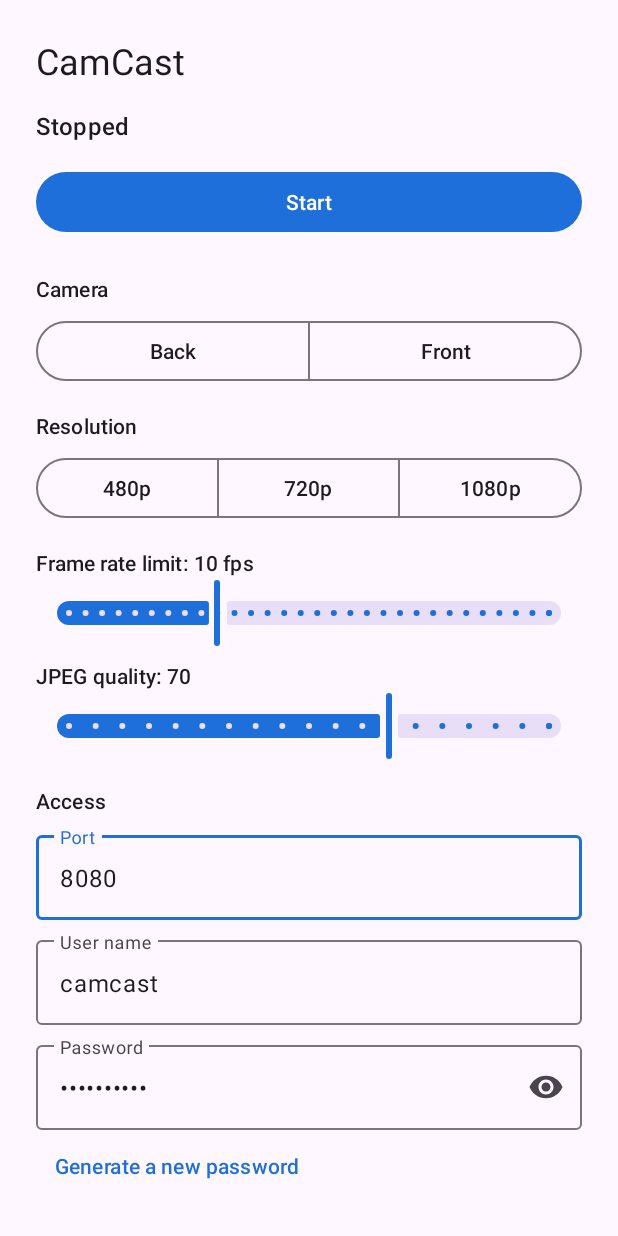
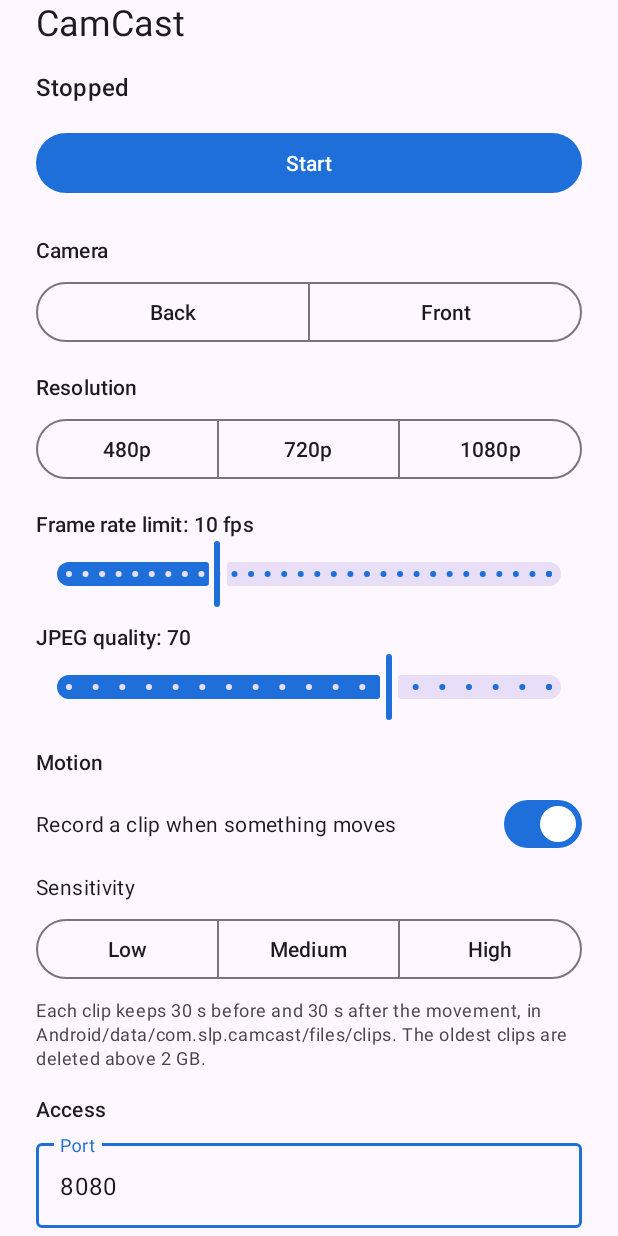
Before and after one commit to sl-ee-p/camcast, an Android app: the screen it shows after launch (MainActivity), on a phone screen of 412 x 824 dp. Run offline under Robolectric (Android 15) with nearby library versions, the phone set to English and light mode, and no system bars; pictures from the network do not load.

Commit message:
Motion clips C9: detector + recorder in the camera pipeline, settings, API (0.6.0)
- CameraSession computes the luma grid from the Y plane and hands frames to MotionPipeline;
  a motion failure is logged and never stops the stream.
- Settings: 'Record a clip when something moves' (on) and sensitivity low/medium/high,
  EN/IT; the app shows the last movement time and whether a clip is being written.
- Clips in /sdcard/Android/data/com.slp.camcast/files/clips; the last clip is closed on Stop.
- Endpoints behind the same auth: /events.json, /clips/<id>.jpg, /clips/<id>.mjpeg
  (download), /clips/<id>/play (replay at the original pace).
- ClipStore caches its list.
Verified: emulator (moving scene) clip 58.6 s / 588 frames, thumbnail, download read by
ffprobe, replay at 9.9 fps; Redmi: a person walking past recorded with 30 s before/after,
no false clip in ~10 min of a still dim scene. 107 tests.

Co-Authored-By: Claude Opus 5.5 <noreply@anthropic.com>

```diff
--- a/app/build.gradle.kts
+++ b/app/build.gradle.kts
@@ -11,8 +11,8 @@ android {
         // 26: adaptive icons, notification channels. The Redmi runs Android 11 (API 30).
         minSdk = 26
         targetSdk = 36
-        versionCode = 6
-        versionName = "0.5.1"
+        versionCode = 7
+        versionName = "0.6.0"
     }
 
     buildTypes {
--- a/app/src/main/java/com/slp/camcast/MainActivity.kt
+++ b/app/src/main/java/com/slp/camcast/MainActivity.kt
@@ -31,6 +31,7 @@ import com.google.android.material.textfield.TextInputLayout
 import com.slp.camcast.camera.CameraFacing
 import com.slp.camcast.camera.StreamConfig
 import com.slp.camcast.camera.StreamResolution
+import com.slp.camcast.motion.MotionSensitivity
 import com.slp.camcast.service.StreamController
 import com.slp.camcast.service.StreamState
 import com.slp.camcast.settings.AppSettings
@@ -46,6 +47,9 @@ class MainActivity : AppCompatActivity() {
     private lateinit var status: TextView
     private lateinit var endpoint: TextView
     private lateinit var stats: TextView
+    private lateinit var motionStatus: TextView
+    private lateinit var motionClips: MaterialSwitch
+    private lateinit var sensitivity: MaterialButtonToggleGroup
     private lateinit var startStop: MaterialButton
     private lateinit var facing: MaterialButtonToggleGroup
     private lateinit var resolution: MaterialButtonToggleGroup
@@ -137,6 +141,9 @@ class MainActivity : AppCompatActivity() {
         status = findViewById(R.id.status)
         endpoint = findViewById(R.id.endpoint)
         stats = findViewById(R.id.stats)
+        motionStatus = findViewById(R.id.motionStatus)
+        motionClips = findViewById(R.id.motionClips)
+        sensitivity = findViewById(R.id.sensitivity)
         startStop = findViewById(R.id.startStop)
         facing = findViewById(R.id.facing)
         resolution = findViewById(R.id.resolution)
@@ -176,6 +183,14 @@ class MainActivity : AppCompatActivity() {
         username.setText(s.username)
         password.setText(s.password)
         startOnBoot.isChecked = s.startOnBoot
+        motionClips.isChecked = s.motionClips
+        sensitivity.check(
+            when (s.motionSensitivity) {
+                MotionSensitivity.LOW -> R.id.sensitivityLow
+                MotionSensitivity.MEDIUM -> R.id.sensitivityMedium
+                MotionSensitivity.HIGH -> R.id.sensitivityHigh
+            },
+        )
     }
 
     private fun readForm() = AppSettings(
@@ -193,19 +208,28 @@ class MainActivity : AppCompatActivity() {
         username = username.text?.toString().orEmpty(),
         password = password.text?.toString().orEmpty(),
         startOnBoot = startOnBoot.isChecked,
+        motionClips = motionClips.isChecked,
+        motionSensitivity = when (sensitivity.checkedButtonId) {
+            R.id.sensitivityLow -> MotionSensitivity.LOW
+            R.id.sensitivityHigh -> MotionSensitivity.HIGH
+            else -> MotionSensitivity.MEDIUM
+        },
     )
 
     private fun render(s: StreamState) {
         state = s
         val editable = !s.busy
-        listOf(facingBack(), facingFront(), res(R.id.res480), res(R.id.res720), res(R.id.res1080), fps, quality, port, username, password, newPassword)
-            .forEach { it.isEnabled = editable && loaded }
+        listOf(
+            facingBack(), facingFront(), res(R.id.res480), res(R.id.res720), res(R.id.res1080), fps, quality, port, username,
+            password, newPassword, motionClips, res(R.id.sensitivityLow), res(R.id.sensitivityMedium), res(R.id.sensitivityHigh),
+        ).forEach { it.isEnabled = editable && loaded }
         passwordLayout.isEnabled = editable && loaded
         startOnBoot.isEnabled = loaded
         startStop.isEnabled = loaded
         startStop.setText(if (editable) R.string.action_start else R.string.action_stop)
         endpoint.visibility = View.GONE
         stats.visibility = View.GONE
+        motionStatus.visibility = View.GONE
         when (s) {
             StreamState.Stopped -> status.setText(R.string.status_stopped)
             StreamState.Starting -> status.setText(R.string.status_starting)
@@ -228,6 +252,13 @@ class MainActivity : AppCompatActivity() {
                     )
                 }
                 stats.visibility = View.VISIBLE
+                if (s.frames > 0 && readForm().motionClips) {
+                    motionStatus.text = s.lastMotionMillis?.let { at ->
+                        val time = java.text.DateFormat.getTimeInstance(java.text.DateFormat.MEDIUM).format(java.util.Date(at))
+                        getString(if (s.recording) R.string.motion_last_recording else R.string.motion_last, time)
+                    } ?: getString(R.string.motion_none)
+                    motionStatus.visibility = View.VISIBLE
+                }
             }
         }
     }
--- a/app/src/main/java/com/slp/camcast/service/StreamState.kt
+++ b/app/src/main/java/com/slp/camcast/service/StreamState.kt
@@ -23,6 +23,9 @@ sealed interface StreamState {
         val fps: Double,
         val width: Int,
         val height: Int,
+        /** When movement was last seen (null: none yet, or detection off), and whether a clip is being written. */
+        val lastMotionMillis: Long? = null,
+        val recording: Boolean = false,
     ) : StreamState {
         val videoUrl get() = "http://$host:$port/video"
     }
--- a/app/src/main/java/com/slp/camcast/settings/AppSettings.kt
+++ b/app/src/main/java/com/slp/camcast/settings/AppSettings.kt
@@ -1,6 +1,7 @@
 package com.slp.camcast.settings
 
 import com.slp.camcast.camera.StreamConfig
+import com.slp.camcast.motion.MotionSensitivity
 import java.security.SecureRandom
 
 /** Everything the user can configure. The service reads one snapshot when it starts. */
@@ -10,6 +11,9 @@ data class AppSettings(
     val username: String = DEFAULT_USERNAME,
     val password: String = "",
     val startOnBoot: Boolean = false,
+    /** Record a clip (30 s before and after) when something moves. */
+    val motionClips: Boolean = true,
+    val motionSensitivity: MotionSensitivity = MotionSensitivity.MEDIUM,
 ) {
     companion object {
         const val DEFAULT_PORT = 8080
--- a/app/src/main/java/com/slp/camcast/settings/SettingsStore.kt
+++ b/app/src/main/java/com/slp/camcast/settings/SettingsStore.kt
@@ -11,6 +11,7 @@ import androidx.datastore.preferences.preferencesDataStore
 import com.slp.camcast.camera.CameraFacing
 import com.slp.camcast.camera.StreamConfig
 import com.slp.camcast.camera.StreamResolution
+import com.slp.camcast.motion.MotionSensitivity
 import kotlinx.coroutines.flow.first
 
 private val Context.settingsDataStore: DataStore<Preferences> by preferencesDataStore("settings")
@@ -42,6 +43,8 @@ class SettingsStore(private val dataStore: DataStore<Preferences>) {
             it[USERNAME] = settings.username
             it[PASSWORD] = settings.password
             it[START_ON_BOOT] = settings.startOnBoot
+            it[MOTION_CLIPS] = settings.motionClips
+            it[MOTION_SENSITIVITY] = settings.motionSensitivity.name
         }
     }
 
@@ -71,6 +74,8 @@ class SettingsStore(private val dataStore: DataStore<Preferences>) {
             username = p[USERNAME]?.takeIf { it.isNotEmpty() } ?: AppSettings.DEFAULT_USERNAME,
             password = p[PASSWORD].orEmpty(),
             startOnBoot = p[START_ON_BOOT] ?: false,
+            motionClips = p[MOTION_CLIPS] ?: true,
+            motionSensitivity = enumOrDefault(p[MOTION_SENSITIVITY], MotionSensitivity.MEDIUM),
         )
     }
 
@@ -87,5 +92,7 @@ class SettingsStore(private val dataStore: DataStore<Preferences>) {
         val PASSWORD = stringPreferencesKey("password")
         val START_ON_BOOT = booleanPreferencesKey("start_on_boot")
         val STREAM_WANTED = booleanPreferencesKey("stream_wanted")
+        val MOTION_CLIPS = booleanPreferencesKey("motion_clips")
+        val MOTION_SENSITIVITY = stringPreferencesKey("motion_sensitivity")
     }
 }
--- a/app/src/main/res/layout/activity_main.xml
+++ b/app/src/main/res/layout/activity_main.xml
@@ -38,6 +38,14 @@
 
         <TextView
             android:id="@+id/stats"
+            style="@style/TextAppearance.Material3.BodyMedium"
+            android:layout_width="match_parent"
+            android:layout_height="wrap_content"
+            android:layout_marginTop="4dp"
+            android:visibility="gone" />
+
+        <TextView
+            android:id="@+id/motionStatus"
             style="@style/TextAppearance.Material3.BodyMedium"
             android:layout_width="match_parent"
             android:layout_height="wrap_content"
@@ -166,6 +174,67 @@
             android:layout_width="match_parent"
             android:layout_height="wrap_content"
             android:layout_marginTop="16dp"
+            android:text="@string/section_motion" />
+
+        <com.google.android.material.materialswitch.MaterialSwitch
+            android:id="@+id/motionClips"
+            android:layout_width="match_parent"
+            android:layout_height="wrap_content"
+            android:layout_marginTop="8dp"
+            android:text="@string/field_motion_clips" />
+
+        <TextView
+            style="@style/TextAppearance.Material3.BodyMedium"
+            android:layout_width="match_parent"
+            android:layout_height="wrap_content"
+            android:layout_marginTop="8dp"
+            android:text="@string/motion_sensitivity" />
+
+        <com.google.android.material.button.MaterialButtonToggleGroup
+            android:id="@+id/sensitivity"
+            android:layout_width="match_parent"
+            android:layout_height="wrap_content"
+            android:layout_marginTop="8dp"
+            app:selectionRequired="true"
+            app:singleSelection="true">
+
+            <Button
+                android:id="@+id/sensitivityLow"
+                style="@style/Widget.CamCast.ToggleButton"
+                android:layout_width="0dp"
+                android:layout_height="wrap_content"
+                android:layout_weight="1"
+                android:text="@string/motion_low" />
+
+            <Button
+                android:id="@+id/sensitivityMedium"
+                style="@style/Widget.CamCast.ToggleButton"
+                android:layout_width="0dp"
+                android:layout_height="wrap_content"
+                android:layout_weight="1"
+                android:text="@string/motion_medium" />
+
+            <Button
+                android:id="@+id/sensitivityHigh"
+                style="@style/Widget.CamCast.ToggleButton"
+                android:layout_width="0dp"
+                android:layout_height="wrap_content"
+                android:layout_weight="1"
+                android:text="@string/motion_high" />
+        </com.google.android.material.button.MaterialButtonToggleGroup>
+
+        <TextView
+            style="@style/TextAppearance.Material3.BodySmall"
+            android:layout_width="match_parent"
+            android:layout_height="wrap_content"
+            android:layout_marginTop="8dp"
+            android:text="@string/motion_hint" />
+
+        <TextView
+            style="@style/TextAppearance.Material3.TitleSmall"
+            android:layout_width="match_parent"
+            android:layout_height="wrap_content"
+            android:layout_marginTop="16dp"
             android:text="@string/section_access" />
 
         <com.google.android.material.textfield.TextInputLayout
--- a/app/src/main/res/values/strings.xml
+++ b/app/src/main/res/values/strings.xml
@@ -28,6 +28,16 @@
     <string name="fps_description">Frame rate limit</string>
     <string name="quality_label">JPEG quality: %1$d</string>
     <string name="quality_description">JPEG quality</string>
+    <string name="section_motion">Motion</string>
+    <string name="field_motion_clips">Record a clip when something moves</string>
+    <string name="motion_sensitivity">Sensitivity</string>
+    <string name="motion_low">Low</string>
+    <string name="motion_medium">Medium</string>
+    <string name="motion_high">High</string>
+    <string name="motion_hint">Each clip keeps 30 s before and 30 s after the movement, in Android/data/com.slp.camcast/files/clips. The oldest clips are deleted above 2 GB.</string>
+    <string name="motion_none">No movement seen yet</string>
+    <string name="motion_last">Last movement: %1$s</string>
+    <string name="motion_last_recording">Last movement: %1$s · recording a clip</string>
     <string name="section_access">Access</string>
     <string name="field_port">Port</string>
     <string name="field_username">User name</string>
```
Also changed, not shown: app/src/main/java/com/slp/camcast/camera/CameraSession.kt (+11 -1 lines), app/src/main/java/com/slp/camcast/clips/ClipStore.kt (+7 -1 lines), app/src/main/java/com/slp/camcast/motion/MotionPipeline.kt (added, +68 -0 lines), app/src/main/java/com/slp/camcast/server/CamServer.kt (+67 -1 lines), app/src/main/java/com/slp/camcast/server/ClipSource.kt (added, +14 -0 lines), app/src/main/java/com/slp/camcast/service/StreamService.kt (+18 -4 lines), 2 other files.
